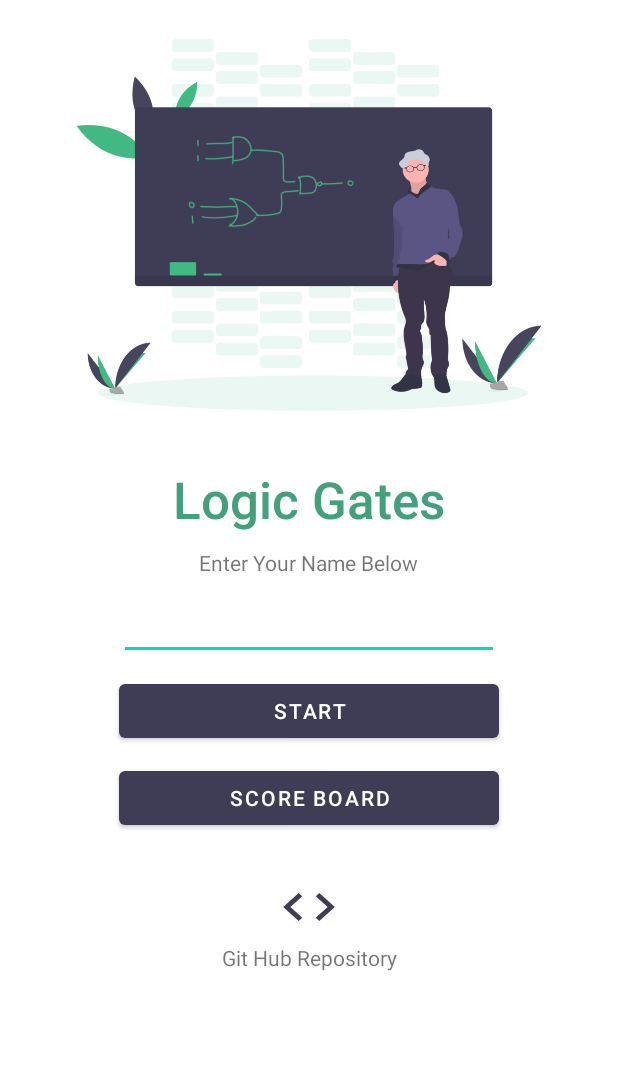
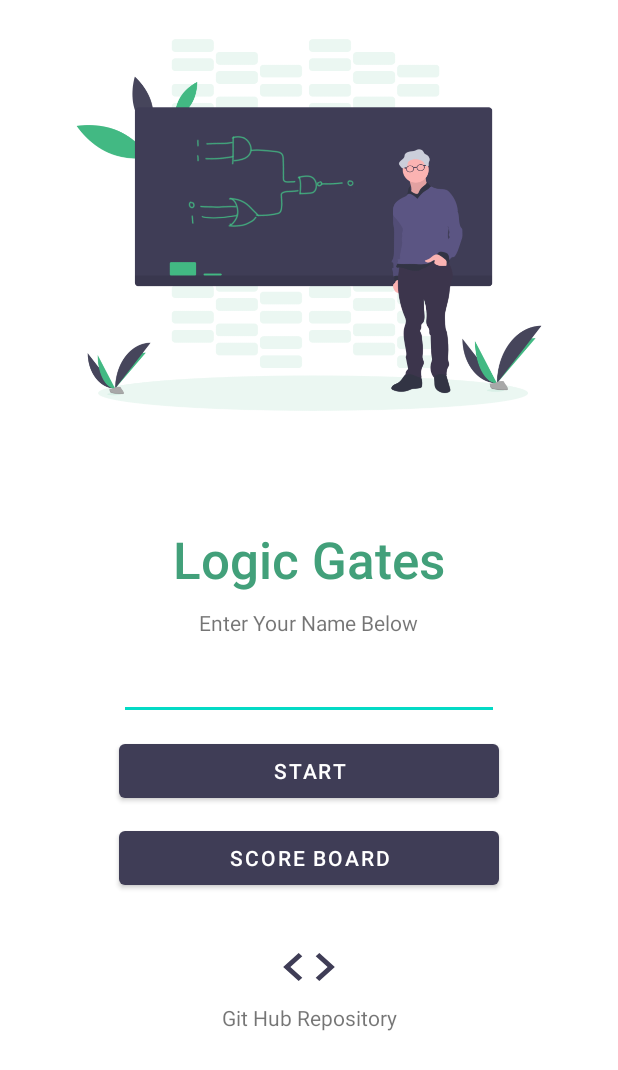
Before and after one commit to Eenyi/LogicGatesApk, an Android app: the screen it shows after launch (Home), on a phone screen of 412 x 824 dp. Shown: the top 1070 px of the screen. Run offline under Robolectric (Android 15) with nearby library versions, the phone set to English and light mode, and no system bars.

Commit message:
Home Page done

```diff
--- a/app/src/main/java/com/example/logicgates/Home.java
+++ b/app/src/main/java/com/example/logicgates/Home.java
@@ -3,12 +3,21 @@ package com.example.logicgates;
 import androidx.appcompat.app.AppCompatActivity;
 
 import android.os.Bundle;
+import android.view.View;
+import android.widget.Button;
 
-public class Home extends AppCompatActivity {
-
+public class Home extends AppCompatActivity implements View.OnClickListener {
+    Button github;
     @Override
     protected void onCreate(Bundle savedInstanceState) {
         super.onCreate(savedInstanceState);
         setContentView(R.layout.activity_home);
+        github = findViewById(R.id.lggithub);
+        github.setOnClickListener(this);
+    }
+
+    @Override
+    public void onClick(View v) {
+
     }
 }
--- a/app/src/main/res/layout-land/activity_home.xml
+++ b/app/src/main/res/layout-land/activity_home.xml
@@ -6,4 +6,95 @@
     android:layout_height="match_parent"
     tools:context=".Home">
 
+    <ImageView
+        android:id="@+id/cover2"
+        android:layout_width="393dp"
+        android:layout_height="300dp"
+        android:layout_marginStart="20dp"
+        android:contentDescription="@string/app_name"
+        app:layout_constraintBottom_toBottomOf="parent"
+        app:layout_constraintStart_toStartOf="parent"
+        app:layout_constraintTop_toTopOf="parent"
+        app:srcCompat="@drawable/title" />
+
+    <TextView
+        android:id="@+id/lg_title2"
+        android:layout_width="wrap_content"
+        android:layout_height="wrap_content"
+        android:layout_marginStart="70dp"
+        android:layout_marginTop="15dp"
+        android:fontFamily="sans-serif-medium"
+        android:text="@string/app_name"
+        android:textColor="@color/tealgreen"
+        android:textSize="34sp"
+        app:layout_constraintStart_toEndOf="@+id/cover2"
+        app:layout_constraintTop_toTopOf="parent" />
+
+    <TextView
+        android:id="@+id/lgentername2"
+        android:layout_width="wrap_content"
+        android:layout_height="wrap_content"
+        android:layout_marginTop="10dp"
+        android:text="@string/lgentername"
+        app:layout_constraintEnd_toEndOf="@+id/lg_title2"
+        app:layout_constraintStart_toStartOf="@+id/lg_title2"
+        app:layout_constraintTop_toBottomOf="@+id/lg_title2" />
+
+    <EditText
+        android:id="@+id/lgenternametext2"
+        android:layout_width="253dp"
+        android:layout_height="45dp"
+        android:layout_marginTop="10dp"
+        android:ems="10"
+        android:importantForAutofill="no"
+        android:inputType="textPersonName"
+        android:text="@string/empty"
+        android:textColorLink="#009688"
+        app:layout_constraintEnd_toEndOf="@+id/lgentername2"
+        app:layout_constraintStart_toStartOf="@+id/lgentername2"
+        app:layout_constraintTop_toBottomOf="@+id/lgentername2"
+        tools:ignore="SpeakableTextPresentCheck,TouchTargetSizeCheck" />
+
+    <Button
+        android:id="@+id/lgenterbtn2"
+        android:layout_width="253dp"
+        android:layout_height="wrap_content"
+        android:layout_marginTop="10dp"
+        android:text="@string/start"
+        app:layout_constraintEnd_toEndOf="@+id/lgenternametext2"
+        app:layout_constraintStart_toStartOf="@+id/lgenternametext2"
+        app:layout_constraintTop_toBottomOf="@+id/lgenternametext2" />
+
+    <Button
+        android:id="@+id/button"
+        android:layout_width="253dp"
+        android:layout_height="wrap_content"
+        android:layout_marginTop="10dp"
+        android:text="@string/scoreboard"
+        app:layout_constraintEnd_toEndOf="@+id/lgenterbtn2"
+        app:layout_constraintStart_toStartOf="@+id/lgenterbtn2"
+        app:layout_constraintTop_toBottomOf="@+id/lgenterbtn2" />
+
+    <Button
+        android:id="@+id/lggithub2"
+        android:layout_width="41dp"
+        android:layout_height="37dp"
+        android:layout_marginTop="10dp"
+        android:background="@drawable/ic_baseline_code_24"
+        android:text="@string/empty"
+        app:layout_constraintEnd_toEndOf="@+id/button"
+        app:layout_constraintStart_toStartOf="@+id/button"
+        app:layout_constraintTop_toBottomOf="@+id/button"
+        tools:ignore="SpeakableTextPresentCheck,TouchTargetSizeCheck" />
+
+    <TextView
+        android:id="@+id/gittitle2"
+        android:layout_width="wrap_content"
+        android:layout_height="wrap_content"
+        android:layout_marginBottom="16dp"
+        android:text="Git Hub Repository"
+        app:layout_constraintBottom_toBottomOf="parent"
+        app:layout_constraintEnd_toEndOf="@+id/lggithub2"
+        app:layout_constraintStart_toStartOf="@+id/lggithub2"
+        app:layout_constraintTop_toBottomOf="@+id/lggithub2" />
 </androidx.constraintlayout.widget.ConstraintLayout>
--- a/app/src/main/res/layout/activity_home.xml
+++ b/app/src/main/res/layout/activity_home.xml
@@ -22,7 +22,7 @@
         android:id="@+id/lg_title"
         android:layout_width="wrap_content"
         android:layout_height="wrap_content"
-        android:layout_marginTop="10dp"
+        android:layout_marginTop="50dp"
         android:fontFamily="sans-serif-medium"
         android:text="@string/app_name"
         android:textColor="@color/tealgreen"
--- a/app/src/main/res/values-night/themes.xml
+++ b/app/src/main/res/values-night/themes.xml
@@ -8,9 +8,11 @@
         <!-- Secondary brand color. -->
         <item name="colorSecondary">@color/teal_200</item>
         <item name="colorSecondaryVariant">@color/teal_700</item>
-        <item name="colorOnSecondary">@color/black</item>
+        <item name="colorOnSecondary">@color/tealgreen</item>
         <!-- Status bar color. -->
         <item name="android:statusBarColor">?attr/colorPrimaryVariant</item>
+        <item name="android:navigationBarColor">?attr/colorOnSecondary</item>
+
         <!-- Customize your theme here. -->
     </style>
 </resources>
--- a/app/src/main/res/values/themes.xml
+++ b/app/src/main/res/values/themes.xml
@@ -8,9 +8,10 @@
         <!-- Secondary brand color. -->
         <item name="colorSecondary">@color/teal_200</item>
         <item name="colorSecondaryVariant">@color/teal_700</item>
-        <item name="colorOnSecondary">@color/black</item>
+        <item name="colorOnSecondary">@color/tealgreen</item>
         <!-- Status bar color. -->
         <item name="android:statusBarColor">?attr/colorPrimaryVariant</item>
+        <item name="android:navigationBarColor">?attr/colorOnSecondary</item>
         <!-- Customize your theme here. -->
     </style>
 </resources>
```
